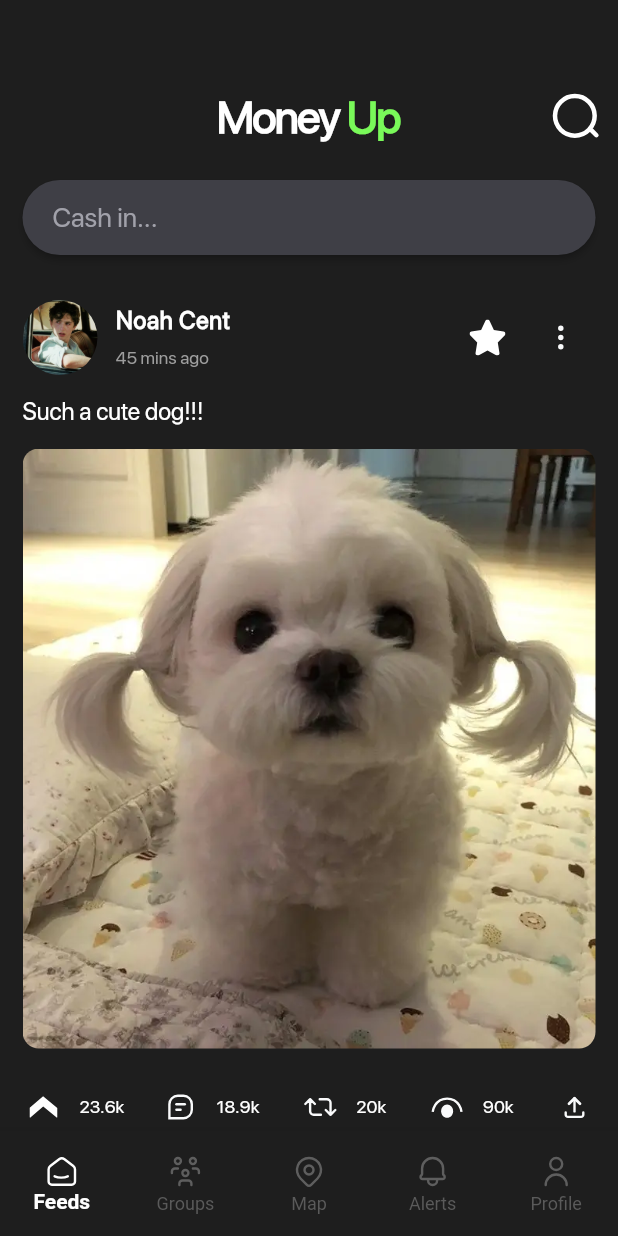
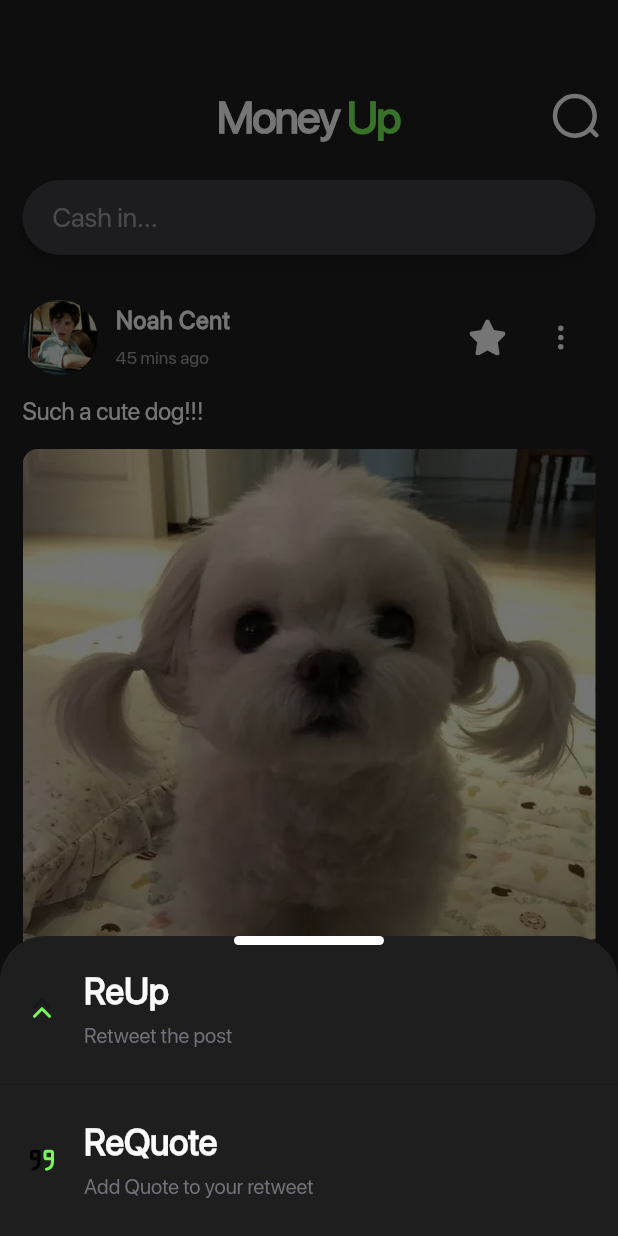
Before and after one commit to HibbanHaroon/moneyup, a Flutter app: the HomeView screen opened by its route, after a tap on an icon or button, on a phone screen of 412 x 824 dp. Run offline on Flutter 3.47's test engine with Material 2 defaults, Android fonts, the phone set to English and light mode, and no system bars; our stand-ins replace awesome_snackbar_content, flutter_svg, font_awesome_flutter, pin_code_fields.

Commit message:
Retweet Slide Up Panel Added

```diff
--- a/lib/views/components/post.dart
+++ b/lib/views/components/post.dart
@@ -45,6 +45,96 @@ class _PostWidgetState extends State<PostWidget> {
     super.initState();
     isFavorite = widget.isFavorite;
     isUpvote = widget.isUpvote;
+  }
+
+  Widget _buildPanelRow(String svgPath, String title, String description) {
+    return InkWell(
+      onTap: () {
+        // Perform action based on the selected row
+        Navigator.pop(context);
+      },
+      child: Padding(
+        padding: const EdgeInsets.symmetric(vertical: 16, horizontal: 16),
+        child: Row(
+          children: [
+            SvgPicture.asset(
+              svgPath,
+              width: 24,
+              height: 24,
+            ),
+            const SizedBox(width: 16),
+            Column(
+              crossAxisAlignment: CrossAxisAlignment.start,
+              children: [
+                Text(
+                  title,
+                  style: const TextStyle(
+                    fontFamily: 'SF Pro Display',
+                    fontWeight: FontWeight.w700,
+                    fontSize: 24,
+                    color: Color(0xFFFAFAFA),
+                  ),
+                ),
+                const SizedBox(height: 7),
+                Text(
+                  description,
+                  style: const TextStyle(
+                    fontFamily: 'SF Pro Display',
+                    fontWeight: FontWeight.normal,
+                    fontSize: 14,
+                    color: Color(0xFF71717A),
+                  ),
+                ),
+              ],
+            ),
+          ],
+        ),
+      ),
+    );
+  }
+
+  void _onRetweetButtonPressed() {
+    // Perform action for the retweet button
+    showModalBottomSheet(
+      context: context,
+      isScrollControlled: true,
+      backgroundColor: Colors.transparent,
+      builder: (BuildContext context) {
+        return Container(
+          decoration: const BoxDecoration(
+            color: Color(0xFF1E1E1E),
+            borderRadius: BorderRadius.only(
+              topLeft: Radius.circular(30),
+              topRight: Radius.circular(30),
+            ),
+          ),
+          height: 200,
+          child: Column(
+            crossAxisAlignment: CrossAxisAlignment.stretch,
+            children: [
+              Align(
+                alignment: Alignment.center,
+                child: Container(
+                  width: 100,
+                  height: 6,
+                  decoration: BoxDecoration(
+                    color: Colors.white,
+                    borderRadius: BorderRadius.circular(3),
+                  ),
+                ),
+              ),
+              _buildPanelRow('assets/reup.svg', 'ReUp', 'Retweet the post'),
+              const Divider(),
+              _buildPanelRow(
+                'assets/requote.svg',
+                'ReQuote',
+                'Add Quote to your retweet',
+              ),
+            ],
+          ),
+        );
+      },
+    );
   }
 
   void _onPostWidgetTapped() {
@@ -244,9 +334,7 @@ class _PostWidgetState extends State<PostWidget> {
                     Transform.scale(
                       scale: 0.8,
                       child: IconButton(
-                        onPressed: () {
-                          // Perform action for the retweet button
-                        },
+                        onPressed: _onRetweetButtonPressed,
                         icon: SvgPicture.asset(
                           'assets/retweet.svg',
                         ),
--- a/pubspec.yaml
+++ b/pubspec.yaml
@@ -85,6 +85,8 @@ flutter:
     - assets/retweet.svg
     - assets/views.svg
     - assets/upload.svg
+    - assets/reup.svg
+    - assets/requote.svg
     - assets/person1.jpg
     - assets/person2.jpg
     - assets/person3.jpg
```
Also changed, not shown: assets/requote.svg (added), assets/reup.svg (added).
